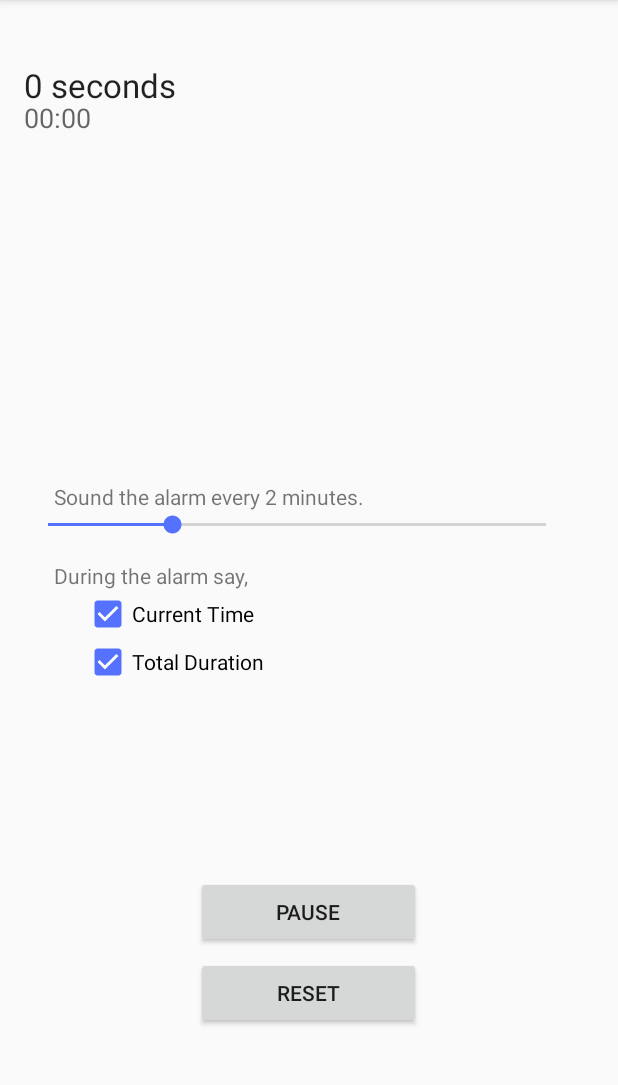
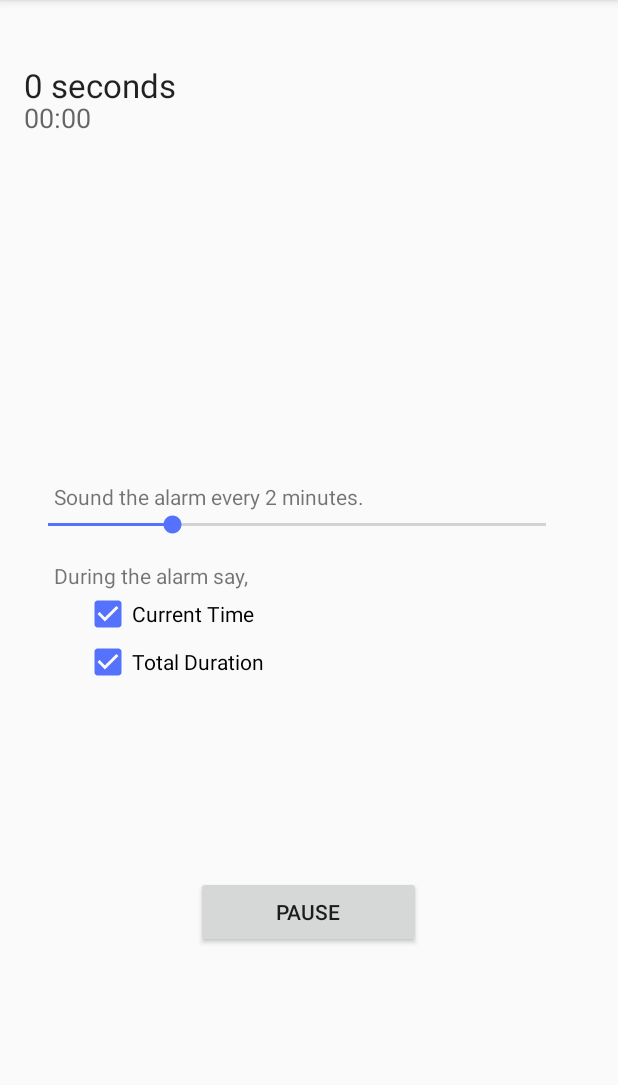
Before and after one commit to pizzaisdavid/TellMeTimer, an Android app: the screen it shows after launch (MainActivity), after a tap on "START", on a phone screen of 412 x 824 dp, the part 84-1169 px from its top. Run offline under Robolectric (Android 15) with nearby library versions, the phone set to English and light mode, and no system bars.

Commit message:
pause button
only shown when paused and not zero-ed out.

```diff
--- a/app/src/main/java/com/example/user1/tellmetimer/MainActivity.java
+++ b/app/src/main/java/com/example/user1/tellmetimer/MainActivity.java
@@ -9,7 +9,9 @@ import android.widget.Button;
 public class MainActivity extends AppCompatActivity {
 
   private Button startButton;
-  private boolean isGoing = false; // TODO should this be initialized somewhere else?
+  private Button resetButton;
+  private boolean isGoing;
+  private StopWatch stopWatch;
 
   @Override
   protected void onCreate(Bundle savedInstanceState) {
@@ -17,18 +19,24 @@ public class MainActivity extends AppCompatActivity {
     super.onCreate(savedInstanceState);
     setContentView(R.layout.activity_main);
     startButton = (Button) findViewById(R.id.start_button);
+    resetButton = (Button) findViewById(R.id.reset_button);
+    stopWatch = new StopWatch(MainActivity.this);
+    isGoing = false;
+    resetButton.setVisibility(View.INVISIBLE);
+
 
     startButton.setOnClickListener(new View.OnClickListener() {
-      StopWatch stopWatch = new StopWatch(MainActivity.this);
 
       public void onClick(View view) {
         isGoing = swapState(isGoing);
         if (isGoing) {
           stopWatch.resume();
           startButton.setText("Pause");
+          resetButton.setVisibility(View.INVISIBLE);
         } else {
           stopWatch.pause();
           startButton.setText("Start");
+          resetButton.setVisibility(View.VISIBLE);
         }
       }
 
@@ -37,6 +45,16 @@ public class MainActivity extends AppCompatActivity {
           return false;
         }
         return true;
+      }
+    });
+
+    resetButton.setOnClickListener(new View.OnClickListener() {
+
+      public void onClick(View view) {
+        if (isGoing == false) {
+          stopWatch.reset();
+          resetButton.setVisibility(View.INVISIBLE);
+        }
       }
     });
   }
```
